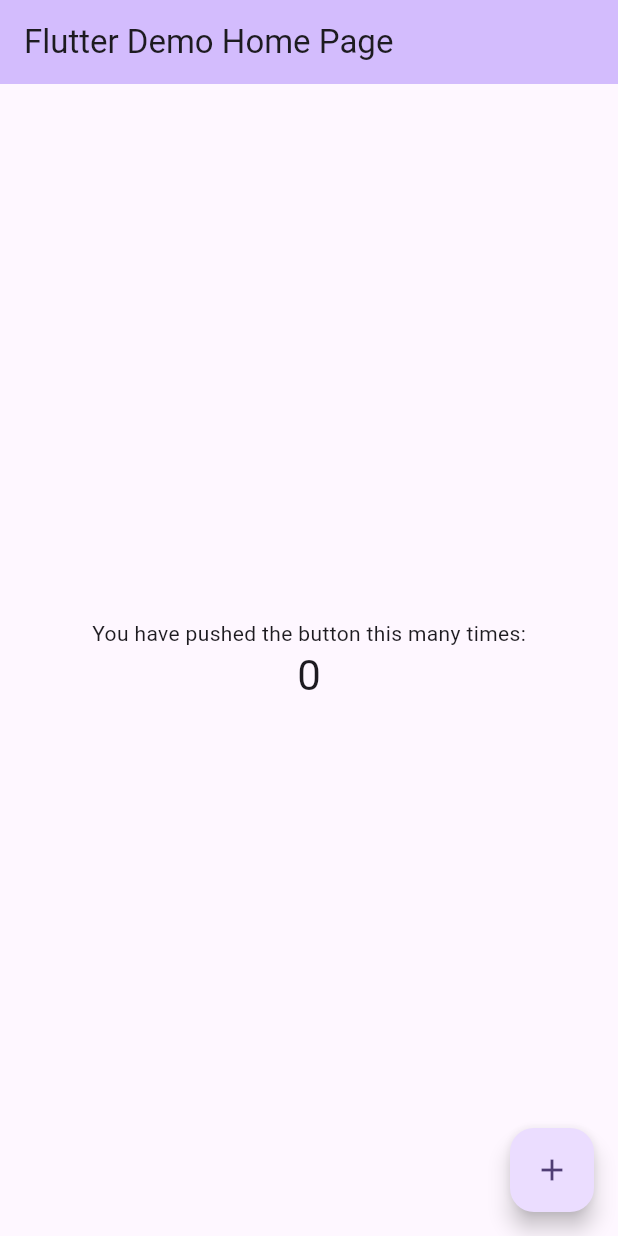
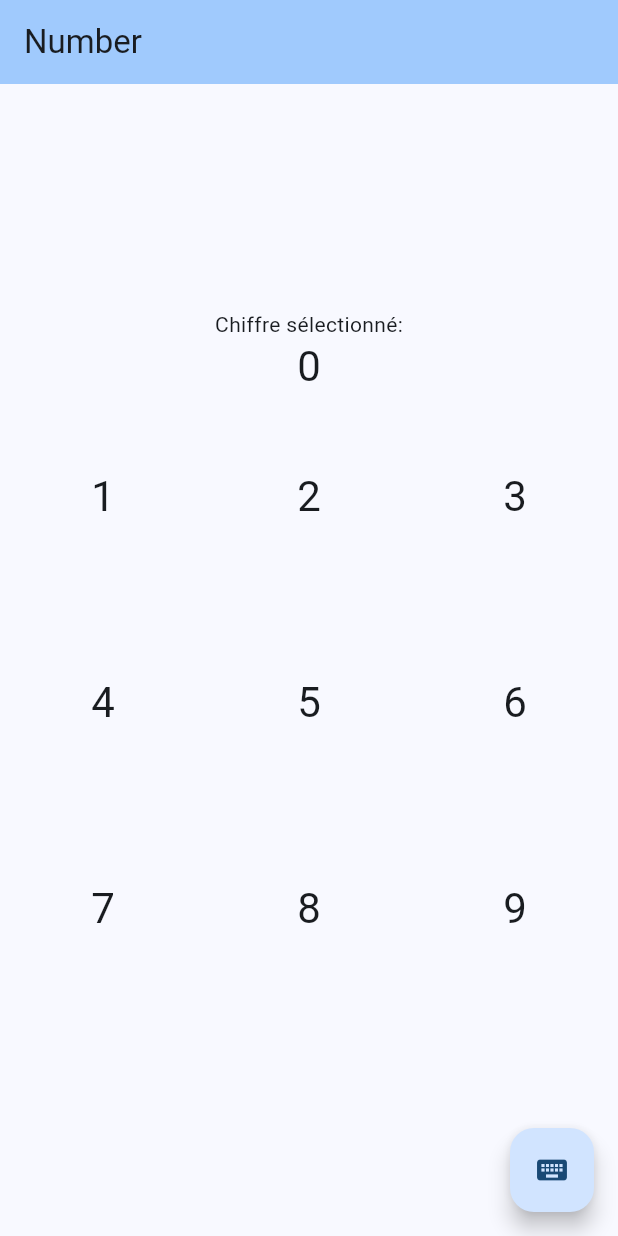
Before and after one commit to Okiushi/Number, a Flutter app: the screen it shows after launch, on a phone screen of 412 x 824 dp. Run offline on Flutter 3.47's test engine with Material 2 defaults, Android fonts, the phone set to English and light mode, and no system bars.

Commit message:
finished work

```diff
--- a/lib/main.dart
+++ b/lib/main.dart
@@ -7,46 +7,22 @@
 class MyApp extends StatelessWidget {
   const MyApp({super.key});
 
-  // This widget is the root of your application.
   @override
   Widget build(BuildContext context) {
     return MaterialApp(
-      title: 'Flutter Demo',
+      debugShowCheckedModeBanner: false,
+      title: 'Number',
       theme: ThemeData(
-        // This is the theme of your application.
-        //
-        // TRY THIS: Try running your application with "flutter run". You'll see
-        // the application has a blue toolbar. Then, without quitting the app,
-        // try changing the seedColor in the colorScheme below to Colors.green
-        // and then invoke "hot reload" (save your changes or press the "hot
-        // reload" button in a Flutter-supported IDE, or press "r" if you used
-        // the command line to start the app).
-        //
-        // Notice that the counter didn't reset back to zero; the application
-        // state is not lost during the reload. To reset the state, use hot
-        // restart instead.
-        //
-        // This works for code too, not just values: Most code changes can be
-        // tested with just a hot reload.
-        colorScheme: ColorScheme.fromSeed(seedColor: Colors.deepPurple),
+        colorScheme: ColorScheme.fromSeed(seedColor: Colors.blue),
         useMaterial3: true,
       ),
-      home: const MyHomePage(title: 'Flutter Demo Home Page'),
+      home: const MyHomePage(title: 'Number'),
     );
   }
 }
 
 class MyHomePage extends StatefulWidget {
   const MyHomePage({super.key, required this.title});
-
-  // This widget is the home page of your application. It is stateful, meaning
-  // that it has a State object (defined below) that contains fields that affect
-  // how it looks.
-
-  // This class is the configuration for the state. It holds the values (in this
-  // case the title) provided by the parent (in this case the App widget) and
-  // used by the build method of the State. Fields in a Widget subclass are
-  // always marked "final".
 
   final String title;
 
@@ -57,68 +33,63 @@
 class _MyHomePageState extends State<MyHomePage> {
   int _counter = 0;
 
-  void _incrementCounter() {
+  bool _keyboardDisplay = true;
+
+  void _updateCounter(int value) {
     setState(() {
-      // This call to setState tells the Flutter framework that something has
-      // changed in this State, which causes it to rerun the build method below
-      // so that the display can reflect the updated values. If we changed
-      // _counter without calling setState(), then the build method would not be
-      // called again, and so nothing would appear to happen.
-      _counter++;
+      _counter = value;
+    });
+  }
+
+  void _switchKeyboarDisplay() {
+    setState(() {
+      _keyboardDisplay = !_keyboardDisplay;
     });
   }
 
   @override
   Widget build(BuildContext context) {
-    // This method is rerun every time setState is called, for instance as done
-    // by the _incrementCounter method above.
-    //
-    // The Flutter framework has been optimized to make rerunning build methods
-    // fast, so that you can just rebuild anything that needs updating rather
-    // than having to individually change instances of widgets.
     return Scaffold(
       appBar: AppBar(
-        // TRY THIS: Try changing the color here to a specific color (to
-        // Colors.amber, perhaps?) and trigger a hot reload to see the AppBar
-        // change color while the other colors stay the same.
         backgroundColor: Theme.of(context).colorScheme.inversePrimary,
-        // Here we take the value from the MyHomePage object that was created by
-        // the App.build method, and use it to set our appbar title.
         title: Text(widget.title),
       ),
       body: Center(
-        // Center is a layout widget. It takes a single child and positions it
-        // in the middle of the parent.
         child: Column(
-          // Column is also a layout widget. It takes a list of children and
-          // arranges them vertically. By default, it sizes itself to fit its
-          // children horizontally, and tries to be as tall as its parent.
-          //
-          // Column has various properties to control how it sizes itself and
-          // how it positions its children. Here we use mainAxisAlignment to
-          // center the children vertically; the main axis here is the vertical
-          // axis because Columns are vertical (the cross axis would be
-          // horizontal).
-          //
-          // TRY THIS: Invoke "debug painting" (choose the "Toggle Debug Paint"
-          // action in the IDE, or press "p" in the console), to see the
-          // wireframe for each widget.
           mainAxisAlignment: MainAxisAlignment.center,
           children: <Widget>[
             const Text(
-              'You have pushed the button this many times:',
+              'Chiffre sélectionné:',
             ),
             Text(
               '$_counter',
               style: Theme.of(context).textTheme.headlineMedium,
             ),
+            Visibility(
+                visible: _keyboardDisplay,
+                child: GridView.count(
+                  shrinkWrap: true,
+                  crossAxisCount: 3,
+                  children: List.generate(9, (index) {
+                    return Center(
+                      child: TextButton(
+                        onPressed: () {
+                          _updateCounter(index + 1);
+                        },
+                        child: Text(
+                          '${index + 1}',
+                          style: Theme.of(context).textTheme.headlineMedium,
+                        ),
+                      ),
+                    );
+                  }),
+                )),
           ],
         ),
       ),
       floatingActionButton: FloatingActionButton(
-        onPressed: _incrementCounter,
-        tooltip: 'Increment',
-        child: const Icon(Icons.add),
+        onPressed: _switchKeyboarDisplay,
+        child: const Icon(Icons.keyboard),
       ), // This trailing comma makes auto-formatting nicer for build methods.
     );
   }
```
